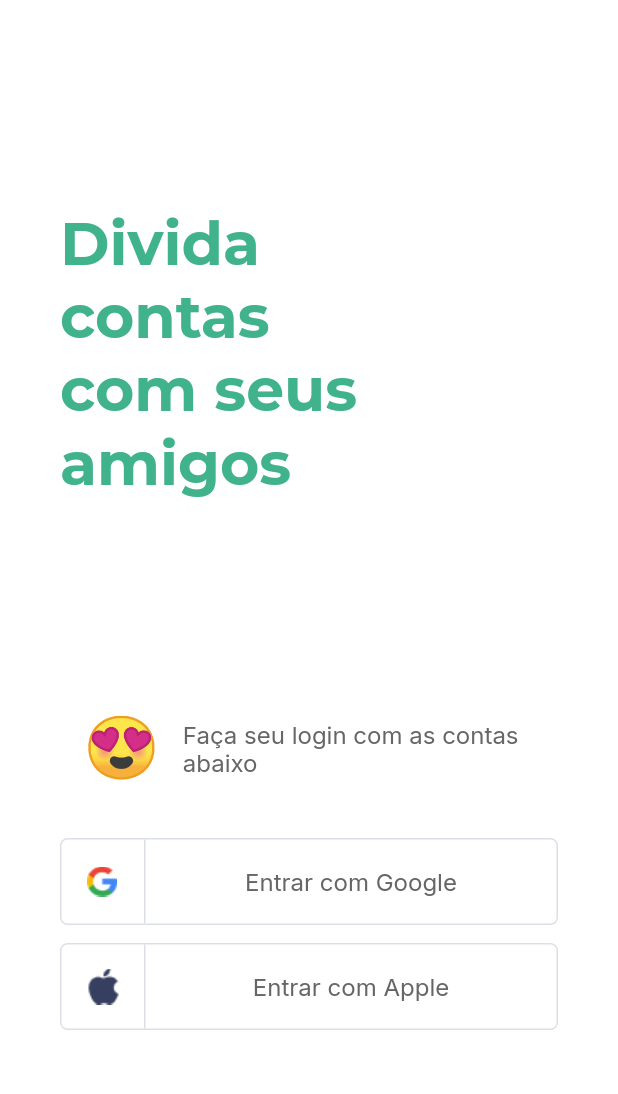
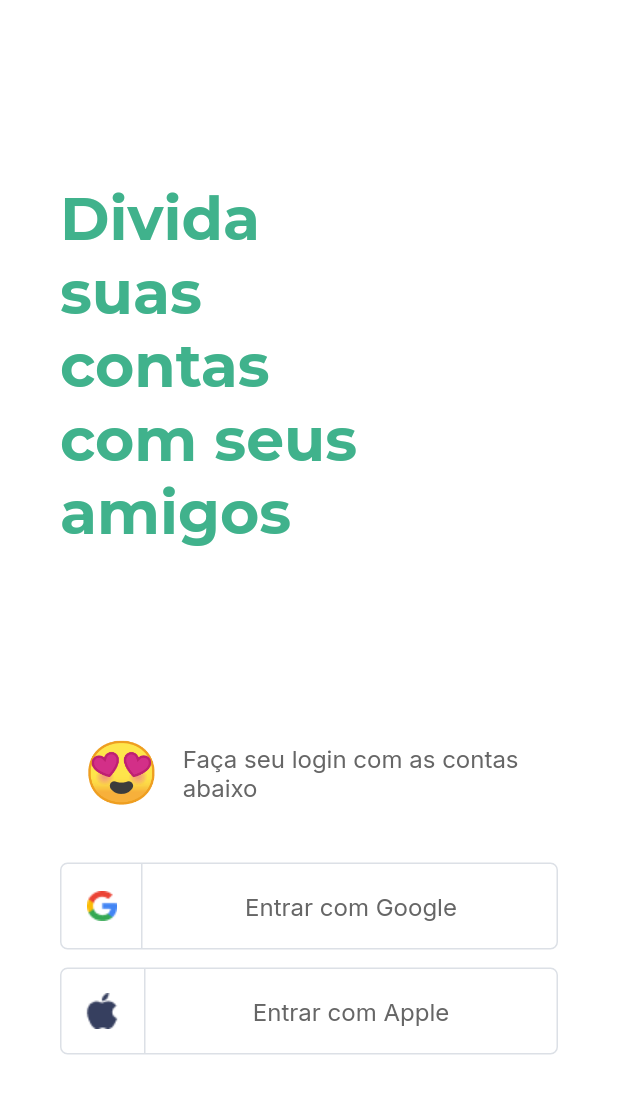
Before and after one commit to ifrankim/split_it, a Flutter app: the screen it shows after launch, on a phone screen of 412 x 824 dp. Shown: the top 1094 px of the screen. Run offline on Flutter 3.47's test engine with Material 2 defaults, Android fonts, the phone set to English and light mode, and no system bars; our stand-ins replace google_fonts.

Commit message:
feat: added login button component

```diff
--- a/lib/modules/login/login_page.dart
+++ b/lib/modules/login/login_page.dart
@@ -1,5 +1,6 @@
 import 'package:flutter/material.dart';
 import 'package:google_fonts/google_fonts.dart';
+import 'package:split_it/modules/login/widgets/social_button.dart';
 import 'package:split_it/theme/app_theme.dart';
 
 class LoginPage extends StatefulWidget {
@@ -24,11 +25,8 @@ class _LoginPageState extends State<LoginPage> {
                 Container(
                   width: 236,
                   child: Text(
-                    "Divida contas com seus amigos",
-                    style: GoogleFonts.montserrat(
-                        fontSize: 40,
-                        fontWeight: FontWeight.w700,
-                        color: AppTheme.colors.title),
+                    "Divida suas contas com seus amigos",
+                    style: AppTheme.textStyles.title,
                   ),
                 ),
               ],
@@ -44,108 +42,23 @@ class _LoginPageState extends State<LoginPage> {
                     ),
                     title: Text(
                       "Faça seu login com as contas abaixo",
-                      style: GoogleFonts.inter(
-                          fontSize: 16,
-                          fontWeight: FontWeight.w400,
-                          color: AppTheme.colors.button),
+                      style: AppTheme.textStyles.button,
                     ),
                   ),
                 ),
                 SizedBox(
                   height: 32,
                 ),
-                Container(
-                  decoration: BoxDecoration(
-                      borderRadius: BorderRadius.circular(5),
-                      border: Border.fromBorderSide(
-                          BorderSide(color: AppTheme.colors.border))),
-                  child: Row(
-                    crossAxisAlignment: CrossAxisAlignment.center,
-                    mainAxisAlignment: MainAxisAlignment.center,
-                    children: [
-                      Container(
-                        width: 56,
-                        height: 56,
-                        child: Row(
-                          mainAxisAlignment: MainAxisAlignment.center,
-                          children: [
-                            SizedBox(
-                              width: 17,
-                            ),
-                            Image.asset("assets/images/google-icon-1.png"),
-                            SizedBox(
-                              width: 18,
-                            ),
-                            Container(
-                              width: 1,
-                              color: AppTheme.colors.border,
-                            )
-                          ],
-                        ),
-                      ),
-                      Expanded(
-                        child: Container(
-                          child: Center(
-                            child: Text(
-                              "Entrar com Google",
-                              style: GoogleFonts.inter(
-                                  fontSize: 16,
-                                  fontWeight: FontWeight.w400,
-                                  color: AppTheme.colors.button),
-                            ),
-                          ),
-                        ),
-                      ),
-                    ],
-                  ),
+                SocialButton(
+                  imagePath: "assets/images/google-icon-1.png",
+                  label: "Entrar com Google",
                 ),
                 SizedBox(
                   height: 12,
                 ),
-                Container(
-                  decoration: BoxDecoration(
-                      borderRadius: BorderRadius.circular(5),
-                      border: Border.fromBorderSide(
-                          BorderSide(color: AppTheme.colors.border))),
-                  child: Row(
-                    crossAxisAlignment: CrossAxisAlignment.center,
-                    mainAxisAlignment: MainAxisAlignment.center,
-                    children: [
-                      Container(
-                        width: 56,
-                        height: 56,
-                        child: Row(
-                          mainAxisAlignment: MainAxisAlignment.center,
-                          children: [
-                            SizedBox(
-                              width: 16,
-                            ),
-                            Image.asset("assets/images/apple-1.png"),
-                            SizedBox(
-                              width: 15,
-                            ),
-                            Container(
-                              width: 1,
-                              color: AppTheme.colors.border,
-                            )
-                          ],
-                        ),
-                      ),
-                      Expanded(
-                        child: Container(
-                          child: Center(
-                            child: Text(
-                              "Entrar com Apple",
-                              style: GoogleFonts.inter(
-                                  fontSize: 16,
-                                  fontWeight: FontWeight.w400,
-                                  color: AppTheme.colors.button),
-                            ),
-                          ),
-                        ),
-                      ),
-                    ],
-                  ),
+                SocialButton(
+                  imagePath: "assets/images/apple-1.png",
+                  label: "Entrar com Apple",
                 ),
               ],
             ),
--- /dev/null
+++ b/lib/modules/login/widgets/social_button.dart
@@ -0,0 +1,60 @@
+import 'package:flutter/material.dart';
+
+import 'package:split_it/theme/app_theme.dart';
+
+class SocialButton extends StatelessWidget {
+  final String imagePath;
+  final String label;
+
+  const SocialButton({
+    Key? key,
+    required this.imagePath,
+    required this.label,
+  }) : super(key: key);
+
+  @override
+  Widget build(BuildContext context) {
+    return Container(
+      decoration: BoxDecoration(
+          borderRadius: BorderRadius.circular(5),
+          border:
+              Border.fromBorderSide(BorderSide(color: AppTheme.colors.border))),
+      child: Row(
+        crossAxisAlignment: CrossAxisAlignment.center,
+        mainAxisAlignment: MainAxisAlignment.center,
+        children: [
+          Container(
+            width: 56,
+            height: 56,
+            child: Row(
+              mainAxisAlignment: MainAxisAlignment.center,
+              children: [
+                SizedBox(
+                  width: 15,
+                ),
+                Image.asset(imagePath),
+                SizedBox(
+                  width: 16,
+                ),
+                Container(
+                  width: 1,
+                  color: AppTheme.colors.border,
+                )
+              ],
+            ),
+          ),
+          Expanded(
+            child: Container(
+              child: Center(
+                child: Text(
+                  label,
+                  style: AppTheme.textStyles.button,
+                ),
+              ),
+            ),
+          ),
+        ],
+      ),
+    );
+  }
+}
```
